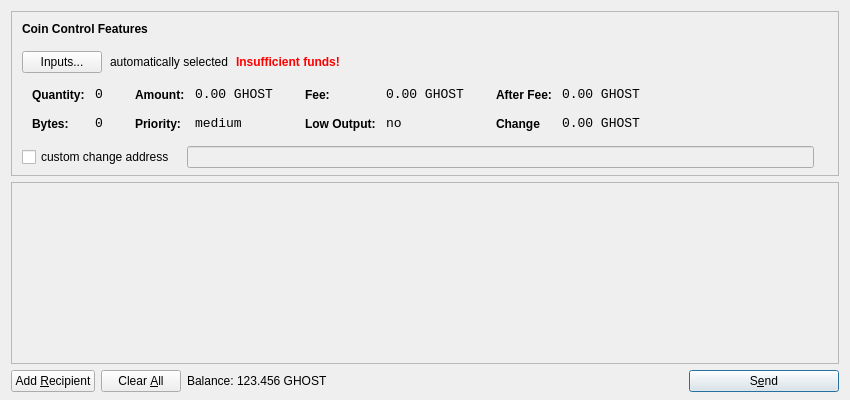
The window that src/qt/forms/sendcoinsdialog.ui (smith7800/spook) describes before a commit, drawn with Qt 5.
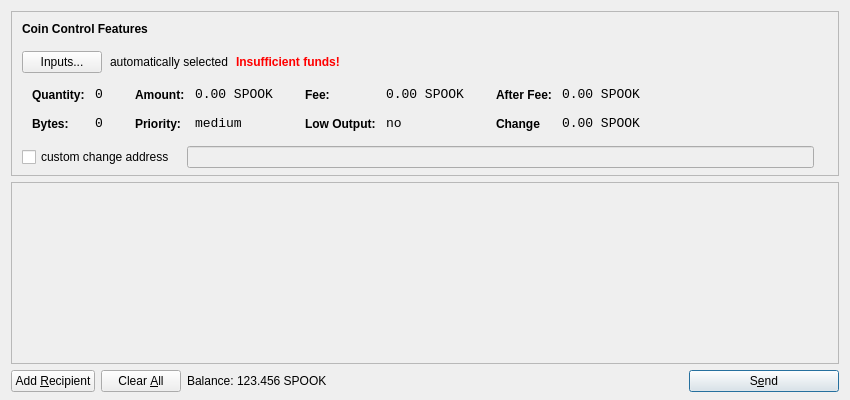
The same window after the commit. Icons and pictures are not drawn.

The edit to the form file:
```diff
--- a/src/qt/forms/sendcoinsdialog.ui
+++ b/src/qt/forms/sendcoinsdialog.ui
@@ -321,7 +321,7 @@
                   <enum>Qt::ActionsContextMenu</enum>
                  </property>
                  <property name="text">
-                  <string>0.00 GHOST</string>
+                  <string>0.00 SPOOK</string>
                  </property>
                  <property name="textInteractionFlags">
                   <set>Qt::LinksAccessibleByMouse|Qt::TextSelectableByKeyboard|Qt::TextSelectableByMouse</set>
@@ -407,7 +407,7 @@
                   <enum>Qt::ActionsContextMenu</enum>
                  </property>
                  <property name="text">
-                  <string>0.00 GHOST</string>
+                  <string>0.00 SPOOK</string>
                  </property>
                  <property name="textInteractionFlags">
                   <set>Qt::LinksAccessibleByMouse|Qt::TextSelectableByKeyboard|Qt::TextSelectableByMouse</set>
@@ -493,7 +493,7 @@
                   <enum>Qt::ActionsContextMenu</enum>
                  </property>
                  <property name="text">
-                  <string>0.00 GHOST</string>
+                  <string>0.00 SPOOK</string>
                  </property>
                  <property name="textInteractionFlags">
                   <set>Qt::LinksAccessibleByMouse|Qt::TextSelectableByKeyboard|Qt::TextSelectableByMouse</set>
@@ -525,7 +525,7 @@
                   <enum>Qt::ActionsContextMenu</enum>
                  </property>
                  <property name="text">
-                  <string>0.00 GHOST</string>
+                  <string>0.00 SPOOK</string>
                  </property>
                  <property name="textInteractionFlags">
                   <set>Qt::LinksAccessibleByMouse|Qt::TextSelectableByKeyboard|Qt::TextSelectableByMouse</set>
@@ -732,7 +732,7 @@
           <cursorShape>IBeamCursor</cursorShape>
          </property>
          <property name="text">
-          <string>123.456 GHOST</string>
+          <string>123.456 SPOOK</string>
          </property>
          <property name="textInteractionFlags">
           <set>Qt::LinksAccessibleByMouse|Qt::TextSelectableByKeyboard|Qt::TextSelectableByMouse</set>
```
